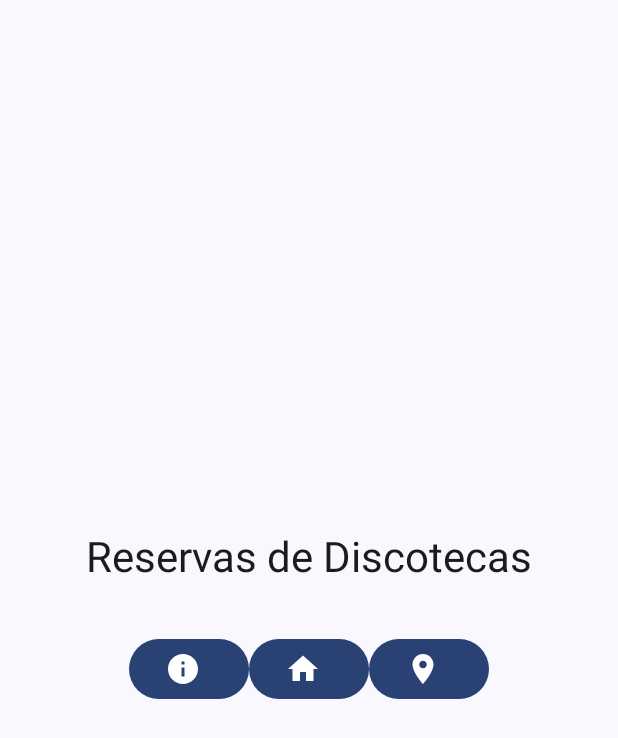
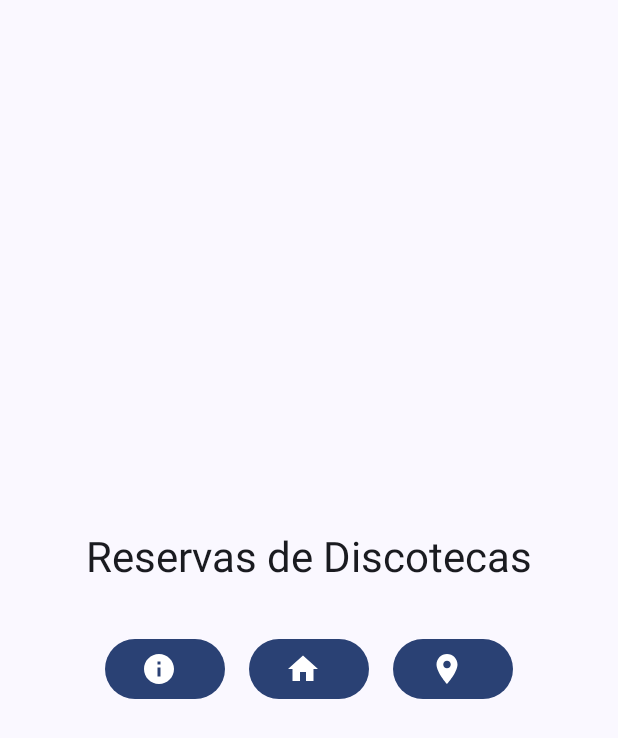
Before and after one commit to IriemDaLuz/FinalProjectProgramacion, an Android app built with Jetpack Compose: the composable HomeScreen shown on its own in the app's theme, on a phone screen of 412 x 824 dp. Shown: the top 738 px of the screen. Run offline under Robolectric (Android 15) with nearby library versions, the phone set to English and light mode, and no system bars; libraries missing offline, so code that uses them is left out: com.utsman.osmandcompose, org.osmdroid.tileprovider, org.osmdroid.util; 2 statements that could not run were skipped.

Commit message:
MainApp.kt:Añadimos estilos del row

```diff
--- a/app/src/main/java/com/example/finalprojectprogramacion/view/MainApp.kt
+++ b/app/src/main/java/com/example/finalprojectprogramacion/view/MainApp.kt
@@ -90,6 +90,8 @@ fun HomeScreen(navController: NavController) {
         Text("Reservas de Discotecas", style = MaterialTheme.typography.headlineMedium)
         Spacer(modifier = Modifier.height(32.dp))
         Row(
+            horizontalArrangement = Arrangement.spacedBy(16.dp),
+            verticalAlignment = Alignment.CenterVertically
         ) {
             // Botón para "Ver Lista de Discotecas"
             Button(onClick = { navController.navigate("list") }) {
```
